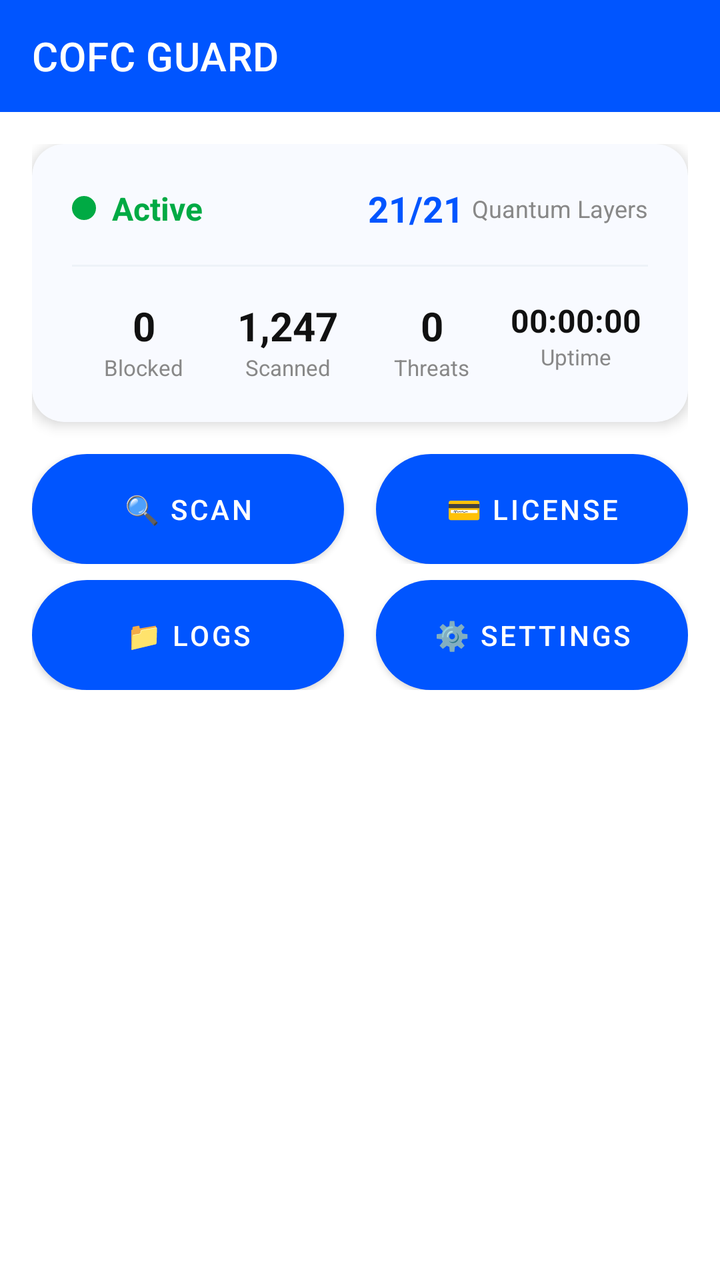
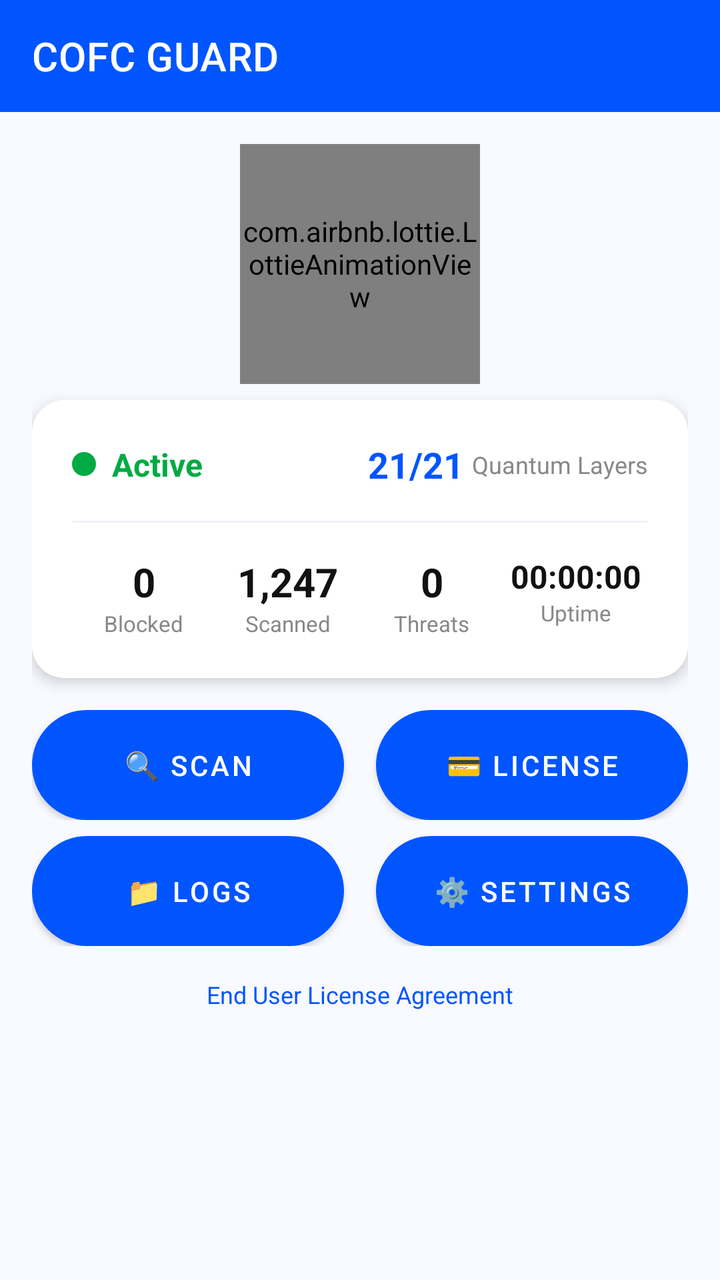

The first picture is an Android layout as it rendered before a commit; the second is the same layout after the commit. The layout source and the unified diff follow.
<!-- AndroidManifest.xml: activity theme Theme.COFCGuard -->
<!-- res/layout/activity_main.xml -->
<?xml version="1.0" encoding="utf-8"?>
<LinearLayout xmlns:android="http://schemas.android.com/apk/res/android"
    xmlns:app="http://schemas.android.com/apk/res-auto"
    android:layout_width="match_parent"
    android:layout_height="match_parent"
    android:orientation="vertical">

    <com.google.android.material.appbar.MaterialToolbar
        android:id="@+id/toolbar"
        android:layout_width="match_parent"
        android:layout_height="?attr/actionBarSize"
        android:background="@color/primary"
        android:theme="@style/ThemeOverlay.AppCompat.Dark.ActionBar"
        app:title="@string/app_name"
        app:titleTextColor="@color/text_on_primary" />

    <ScrollView
        android:layout_width="match_parent"
        android:layout_height="match_parent"
        android:fillViewport="true">

        <LinearLayout
            android:layout_width="match_parent"
            android:layout_height="wrap_content"
            android:orientation="vertical"
            android:padding="16dp"
            android:paddingBottom="80dp">

            
            <com.google.android.material.card.MaterialCardView
                android:layout_width="match_parent"
                android:layout_height="wrap_content"
                app:cardCornerRadius="16dp"
                app:cardElevation="4dp"
                app:cardBackgroundColor="@color/background_card">

                <LinearLayout
                    android:layout_width="match_parent"
                    android:layout_height="wrap_content"
                    android:orientation="vertical"
                    android:padding="20dp">

                    <LinearLayout
                        android:layout_width="match_parent"
                        android:layout_height="wrap_content"
                        android:orientation="horizontal"
                        android:gravity="center_vertical">

                        <View
                            android:id="@+id/statusIndicator"
                            android:layout_width="12dp"
                            android:layout_height="12dp"
                            android:background="@drawable/status_active" />

                        <TextView
                            android:id="@+id/protectionStatusTextView"
                            android:layout_width="wrap_content"
                            android:layout_height="wrap_content"
                            android:text="@string/dashboard_status_active"
                            android:textColor="@color/status_active"
                            android:textSize="16sp"
                            android:textStyle="bold"
                            android:layout_marginStart="8dp" />

                        <View
                            android:layout_width="0dp"
                            android:layout_height="0dp"
                            android:layout_weight="1" />

                        <TextView
                            android:id="@+id/layersCountTextView"
                            android:layout_width="wrap_content"
                            android:layout_height="wrap_content"
                            android:text="21/21"
                            android:textColor="@color/primary"
                            android:textSize="18sp"
                            android:textStyle="bold" />

                        <TextView
                            android:layout_width="wrap_content"
                            android:layout_height="wrap_content"
                            android:text="@string/dashboard_layers"
                            android:textColor="@color/text_tertiary"
                            android:textSize="12sp"
                            android:layout_marginStart="4dp" />

                    </LinearLayout>

                    <View
                        android:layout_width="match_parent"
                        android:layout_height="1dp"
                        android:background="@color/border"
                        android:layout_marginVertical="16dp" />

                    <GridLayout
                        android:layout_width="match_parent"
                        android:layout_height="wrap_content"
                        android:columnCount="4"
                        android:rowCount="1">

                        <LinearLayout
                            android:layout_width="0dp"
                            android:layout_height="wrap_content"
                            android:layout_columnWeight="1"
                            android:orientation="vertical"
                            android:gravity="center">
                            <TextView android:id="@+id/statsBlockedTextView" android:layout_width="wrap_content" android:layout_height="wrap_content" android:text="0" android:textColor="@color/text_primary" android:textSize="20sp" android:textStyle="bold" />
                            <TextView android:layout_width="wrap_content" android:layout_height="wrap_content" android:text="@string/dashboard_blocked" android:textColor="@color/text_tertiary" android:textSize="11sp" />
                        </LinearLayout>

                        <LinearLayout
                            android:layout_width="0dp"
                            android:layout_height="wrap_content"
                            android:layout_columnWeight="1"
                            android:orientation="vertical"
                            android:gravity="center">
                            <TextView android:id="@+id/statsScannedTextView" android:layout_width="wrap_content" android:layout_height="wrap_content" android:text="1,247" android:textColor="@color/text_primary" android:textSize="20sp" android:textStyle="bold" />
                            <TextView android:layout_width="wrap_content" android:layout_height="wrap_content" android:text="@string/dashboard_scanned" android:textColor="@color/text_tertiary" android:textSize="11sp" />
                        </LinearLayout>

                        <LinearLayout
                            android:layout_width="0dp"
                            android:layout_height="wrap_content"
                            android:layout_columnWeight="1"
                            android:orientation="vertical"
                            android:gravity="center">
                            <TextView android:id="@+id/statsThreatsTextView" android:layout_width="wrap_content" android:layout_height="wrap_content" android:text="0" android:textColor="@color/text_primary" android:textSize="20sp" android:textStyle="bold" />
                            <TextView android:layout_width="wrap_content" android:layout_height="wrap_content" android:text="@string/dashboard_threats" android:textColor="@color/text_tertiary" android:textSize="11sp" />
                        </LinearLayout>

                        <LinearLayout
                            android:layout_width="0dp"
                            android:layout_height="wrap_content"
                            android:layout_columnWeight="1"
                            android:orientation="vertical"
                            android:gravity="center">
                            <TextView android:id="@+id/statsUptimeTextView" android:layout_width="wrap_content" android:layout_height="wrap_content" android:text="00:00:00" android:textColor="@color/text_primary" android:textSize="16sp" android:textStyle="bold" />
                            <TextView android:layout_width="wrap_content" android:layout_height="wrap_content" android:text="@string/dashboard_uptime" android:textColor="@color/text_tertiary" android:textSize="11sp" />
                        </LinearLayout>

                    </GridLayout>

                </LinearLayout>
            </com.google.android.material.card.MaterialCardView>

            
            <LinearLayout
                android:layout_width="match_parent"
                android:layout_height="wrap_content"
                android:orientation="horizontal"
                android:layout_marginTop="16dp"
                android:gravity="center">

                <Button
                    android:id="@+id/scanButton"
                    android:layout_width="0dp"
                    android:layout_height="wrap_content"
                    android:layout_weight="1"
                    android:text="🔍 Scan"
                    style="@style/Widget.COFCGuard.Button"
                    android:layout_marginEnd="8dp" />

                <Button
                    android:id="@+id/licenseButton"
                    android:layout_width="0dp"
                    android:layout_height="wrap_content"
                    android:layout_weight="1"
                    android:text="💳 License"
                    style="@style/Widget.COFCGuard.Button"
                    android:layout_marginStart="8dp" />

            </LinearLayout>

            <LinearLayout
                android:layout_width="match_parent"
                android:layout_height="wrap_content"
                android:orientation="horizontal"
                android:layout_marginTop="8dp"
                android:gravity="center">

                <Button
                    android:id="@+id/logsButton"
                    android:layout_width="0dp"
                    android:layout_height="wrap_content"
                    android:layout_weight="1"
                    android:text="📁 Logs"
                    style="@style/Widget.COFCGuard.Button"
                    android:layout_marginEnd="8dp" />

                <Button
                    android:id="@+id/settingsButton"
                    android:layout_width="0dp"
                    android:layout_height="wrap_content"
                    android:layout_weight="1"
                    android:text="⚙️ Settings"
                    style="@style/Widget.COFCGuard.Button"
                    android:layout_marginStart="8dp" />

            </LinearLayout>

        </LinearLayout>
    </ScrollView>
</LinearLayout>
<!-- resources referenced by this layout -->
<resources>
  <color name="background_card">#F8FAFF</color>
  <color name="border">#EEF2F8</color>
  <color name="primary">#0055FF</color>
  <color name="status_active">#00AA44</color>
  <color name="text_on_primary">#FFFFFF</color>
  <color name="text_primary">#111111</color>
  <color name="text_tertiary">#888888</color>
  <!-- drawable status_active (drawable) -->
  <?xml version="1.0" encoding="utf-8"?>
  <shape xmlns:android="http://schemas.android.com/apk/res/android" android:shape="oval">
      <solid android:color="@color/status_active" />
      <size android:width="12dp" android:height="12dp" />
      <stroke android:width="2dp" android:color="@color/status_active" />
  </shape>
  <string name="app_name">COFC GUARD</string>
  <string name="dashboard_blocked">Blocked</string>
  <string name="dashboard_layers">Quantum Layers</string>
  <string name="dashboard_scanned">Scanned</string>
  <string name="dashboard_status_active">Active</string>
  <string name="dashboard_threats">Threats</string>
  <string name="dashboard_uptime">Uptime</string>
  <style name="Widget.COFCGuard.Button" parent="Widget.MaterialComponents.Button">
          <item name="android:background">@drawable/button_primary</item>
          <item name="android:textColor">@color/text_on_primary</item>
          <item name="android:textSize">14sp</item>
          <item name="android:paddingStart">24dp</item>
          <item name="android:paddingEnd">24dp</item>
          <item name="android:paddingTop">12dp</item>
          <item name="android:paddingBottom">12dp</item>
          <item name="cornerRadius">100dp</item>
          <item name="elevation">2dp</item>
      </style>
  <style name="Theme.COFCGuard" parent="Theme.MaterialComponents.DayNight.NoActionBar">
          <item name="colorPrimary">@color/primary</item>
          <item name="colorPrimaryVariant">@color/primary_dark</item>
          <item name="colorOnPrimary">@color/text_on_primary</item>
          <item name="colorSecondary">@color/secondary</item>
          <item name="colorSecondaryVariant">@color/secondary_dark</item>
          <item name="colorOnSecondary">@color/text_on_primary</item>
          <item name="android:windowBackground">@color/background</item>
          <item name="android:statusBarColor">@color/primary</item>
          <item name="android:windowLightStatusBar">false</item>
          <item name="android:navigationBarColor">@color/background</item>
          <item name="android:windowLightNavigationBar">true</item>
          <item name="materialThemeOverlay">@style/ThemeOverlay.COFCGuard</item>
          <item name="materialButtonStyle">@style/Widget.COFCGuard.Button</item>
      </style>
  <color name="primary_dark">#003DCC</color>
  <color name="secondary">#00AA44</color>
  <color name="secondary_dark">#008833</color>
  <color name="background">#FFFFFF</color>
  <style name="ThemeOverlay.COFCGuard" parent="ThemeOverlay.MaterialComponents.Dark">
          <item name="bottomNavigationStyle">@style/Widget.COFCGuard.BottomNavigation</item>
          <item name="materialButtonStyle">@style/Widget.COFCGuard.Button</item>
          <item name="materialCardViewStyle">@style/Widget.COFCGuard.Card</item>
      </style>
  <style name="Widget.COFCGuard.BottomNavigation" parent="Widget.MaterialComponents.BottomNavigationView">
          <item name="android:background">@color/background</item>
          <item name="elevation">8dp</item>
          <item name="itemIconSize">24dp</item>
          <item name="itemTextColor">@color/text_tertiary</item>
          <item name="itemIconTint">@color/text_tertiary</item>
      </style>
  <style name="Widget.COFCGuard.Card" parent="Widget.MaterialComponents.CardView">
          <item name="cardCornerRadius">16dp</item>
          <item name="cardElevation">4dp</item>
          <item name="cardBackgroundColor">@color/background_card</item>
      </style>
  <!-- unchanged entries left out for length: 1 -->
</resources>

<!-- the commit's change to res/layout/activity_main.xml (unified diff, before → after) -->
@@ -3,21 +3,23 @@
     xmlns:app="http://schemas.android.com/apk/res-auto"
     android:layout_width="match_parent"
     android:layout_height="match_parent"
-    android:orientation="vertical">
+    android:orientation="vertical"
+    android:background="#FFFFFF">
 
     <com.google.android.material.appbar.MaterialToolbar
         android:id="@+id/toolbar"
         android:layout_width="match_parent"
         android:layout_height="?attr/actionBarSize"
-        android:background="@color/primary"
+        android:background="#0055FF"
         android:theme="@style/ThemeOverlay.AppCompat.Dark.ActionBar"
         app:title="@string/app_name"
-        app:titleTextColor="@color/text_on_primary" />
+        app:titleTextColor="#FFFFFF" />
 
     <ScrollView
         android:layout_width="match_parent"
         android:layout_height="match_parent"
-        android:fillViewport="true">
+        android:fillViewport="true"
+        android:background="#F8FAFF">
 
         <LinearLayout
             android:layout_width="match_parent"
@@ -27,12 +29,23 @@
             android:paddingBottom="80dp">
 
             
+            <com.airbnb.lottie.LottieAnimationView
+                android:id="@+id/lottieShield"
+                android:layout_width="120dp"
+                android:layout_height="120dp"
+                android:layout_gravity="center"
+                app:lottie_autoPlay="true"
+                app:lottie_loop="true" />
+
+            
             <com.google.android.material.card.MaterialCardView
+                android:id="@+id/statusCard"
                 android:layout_width="match_parent"
                 android:layout_height="wrap_content"
                 app:cardCornerRadius="16dp"
                 app:cardElevation="4dp"
-                app:cardBackgroundColor="@color/background_card">
+                app:cardBackgroundColor="#FFFFFF"
+                android:layout_marginTop="8dp">
 
                 <LinearLayout
                     android:layout_width="match_parent"
@@ -57,22 +70,19 @@
                             android:layout_width="wrap_content"
                             android:layout_height="wrap_content"
                             android:text="@string/dashboard_status_active"
-                            android:textColor="@color/status_active"
+                            android:textColor="#00AA44"
                             android:textSize="16sp"
                             android:textStyle="bold"
                             android:layout_marginStart="8dp" />
 
-                        <View
-                            android:layout_width="0dp"
-                            android:layout_height="0dp"
-                            android:layout_weight="1" />
+                        <View android:layout_width="0dp" android:layout_height="0dp" android:layout_weight="1" />
 
                         <TextView
                             android:id="@+id/layersCountTextView"
                             android:layout_width="wrap_content"
                             android:layout_height="wrap_content"
                             android:text="21/21"
-                            android:textColor="@color/primary"
+                            android:textColor="#0055FF"
                             android:textSize="18sp"
                             android:textStyle="bold" />
 
@@ -80,7 +90,7 @@
                             android:layout_width="wrap_content"
                             android:layout_height="wrap_content"
                             android:text="@string/dashboard_layers"
-                            android:textColor="@color/text_tertiary"
+                            android:textColor="#888888"
                             android:textSize="12sp"
                             android:layout_marginStart="4dp" />
 
@@ -89,7 +99,7 @@
                     <View
                         android:layout_width="match_parent"
                         android:layout_height="1dp"
-                        android:background="@color/border"
+                        android:background="#EEF2F8"
                         android:layout_marginVertical="16dp" />
 
                     <GridLayout
@@ -104,38 +114,38 @@
                             android:layout_columnWeight="1"
                             android:orientation="vertical"
                             android:gravity="center">
-                            <TextView android:id="@+id/statsBlockedTextView" android:layout_width="wrap_content" android:layout_height="wrap_content" android:text="0" android:textColor="@color/text_primary" android:textSize="20sp" android:textStyle="bold" />
-                            <TextView android:layout_width="wrap_content" android:layout_height="wrap_content" android:text="@string/dashboard_blocked" android:textColor="@color/text_tertiary" android:textSize="11sp" />
-                        </LinearLayout>
-
-                        <LinearLayout
-                            android:layout_width="0dp"
-                            android:layout_height="wrap_content"
-                            android:layout_columnWeight="1"
-                            android:orientation="vertical"
-                            android:gravity="center">
-                            <TextView android:id="@+id/statsScannedTextView" android:layout_width="wrap_content" android:layout_height="wrap_content" android:text="1,247" android:textColor="@color/text_primary" android:textSize="20sp" android:textStyle="bold" />
-                            <TextView android:layout_width="wrap_content" android:layout_height="wrap_content" android:text="@string/dashboard_scanned" android:textColor="@color/text_tertiary" android:textSize="11sp" />
-                        </LinearLayout>
-
-                        <LinearLayout
-                            android:layout_width="0dp"
-                            android:layout_height="wrap_content"
-                            android:layout_columnWeight="1"
-                            android:orientation="vertical"
-                            android:gravity="center">
-                            <TextView android:id="@+id/statsThreatsTextView" android:layout_width="wrap_content" android:layout_height="wrap_content" android:text="0" android:textColor="@color/text_primary" android:textSize="20sp" android:textStyle="bold" />
-                            <TextView android:layout_width="wrap_content" android:layout_height="wrap_content" android:text="@string/dashboard_threats" android:textColor="@color/text_tertiary" android:textSize="11sp" />
-                        </LinearLayout>
-
-                        <LinearLayout
-                            android:layout_width="0dp"
-                            android:layout_height="wrap_content"
-                            android:layout_columnWeight="1"
-                            android:orientation="vertical"
-                            android:gravity="center">
-                            <TextView android:id="@+id/statsUptimeTextView" android:layout_width="wrap_content" android:layout_height="wrap_content" android:text="00:00:00" android:textColor="@color/text_primary" android:textSize="16sp" android:textStyle="bold" />
-                            <TextView android:layout_width="wrap_content" android:layout_height="wrap_content" android:text="@string/dashboard_uptime" android:textColor="@color/text_tertiary" android:textSize="11sp" />
+                            <TextView android:id="@+id/statsBlockedTextView" android:layout_width="wrap_content" android:layout_height="wrap_content" android:text="0" android:textColor="#111111" android:textSize="20sp" android:textStyle="bold" />
+                            <TextView android:layout_width="wrap_content" android:layout_height="wrap_content" android:text="@string/dashboard_blocked" android:textColor="#888888" android:textSize="11sp" />
+                        </LinearLayout>
+
+                        <LinearLayout
+                            android:layout_width="0dp"
+                            android:layout_height="wrap_content"
+                            android:layout_columnWeight="1"
+                            android:orientation="vertical"
+                            android:gravity="center">
+                            <TextView android:id="@+id/statsScannedTextView" android:layout_width="wrap_content" android:layout_height="wrap_content" android:text="1,247" android:textColor="#111111" android:textSize="20sp" android:textStyle="bold" />
+                            <TextView android:layout_width="wrap_content" android:layout_height="wrap_content" android:text="@string/dashboard_scanned" android:textColor="#888888" android:textSize="11sp" />
+                        </LinearLayout>
+
+                        <LinearLayout
+                            android:layout_width="0dp"
+                            android:layout_height="wrap_content"
+                            android:layout_columnWeight="1"
+                            android:orientation="vertical"
+                            android:gravity="center">
+                            <TextView android:id="@+id/statsThreatsTextView" android:layout_width="wrap_content" android:layout_height="wrap_content" android:text="0" android:textColor="#111111" android:textSize="20sp" android:textStyle="bold" />
+                            <TextView android:layout_width="wrap_content" android:layout_height="wrap_content" android:text="@string/dashboard_threats" android:textColor="#888888" android:textSize="11sp" />
+                        </LinearLayout>
+
+                        <LinearLayout
+                            android:layout_width="0dp"
+                            android:layout_height="wrap_content"
+                            android:layout_columnWeight="1"
+                            android:orientation="vertical"
+                            android:gravity="center">
+                            <TextView android:id="@+id/statsUptimeTextView" android:layout_width="wrap_content" android:layout_height="wrap_content" android:text="00:00:00" android:textColor="#111111" android:textSize="16sp" android:textStyle="bold" />
+                            <TextView android:layout_width="wrap_content" android:layout_height="wrap_content" android:text="@string/dashboard_uptime" android:textColor="#888888" android:textSize="11sp" />
                         </LinearLayout>
 
                     </GridLayout>
@@ -145,6 +155,7 @@
 
             
             <LinearLayout
+                android:id="@+id/buttonsLayout"
                 android:layout_width="match_parent"
                 android:layout_height="wrap_content"
                 android:orientation="horizontal"
@@ -198,6 +209,18 @@
 
             </LinearLayout>
 
+            
+            <TextView
+                android:layout_width="wrap_content"
+                android:layout_height="wrap_content"
+                android:layout_gravity="center"
+                android:text="@string/legal_eula"
+                android:textColor="#0055FF"
+                android:textSize="12sp"
+                android:layout_marginTop="16dp"
+                android:clickable="true"
+                android:focusable="true" />
+
         </LinearLayout>
     </ScrollView>
 </LinearLayout>
<!-- resource entries referenced after the edit -->
@@ -1,11 +1,7 @@
 <!-- resources referenced by this layout -->
 <resources>
-  <color name="background_card">#F8FAFF</color>
-  <color name="border">#EEF2F8</color>
   <color name="primary">#0055FF</color>
   <color name="status_active">#00AA44</color>
-  <color name="text_on_primary">#FFFFFF</color>
-  <color name="text_primary">#111111</color>
   <color name="text_tertiary">#888888</color>
   <!-- drawable status_active (drawable) -->
   <?xml version="1.0" encoding="utf-8"?>
@@ -21,9 +17,10 @@
   <string name="dashboard_status_active">Active</string>
   <string name="dashboard_threats">Threats</string>
   <string name="dashboard_uptime">Uptime</string>
+  <string name="legal_eula">End User License Agreement</string>
   <style name="Widget.COFCGuard.Button" parent="Widget.MaterialComponents.Button">
           <item name="android:background">@drawable/button_primary</item>
-          <item name="android:textColor">@color/text_on_primary</item>
+          <item name="android:textColor">#FFFFFF</item>
           <item name="android:textSize">14sp</item>
           <item name="android:paddingStart">24dp</item>
           <item name="android:paddingEnd">24dp</item>
@@ -33,41 +30,20 @@
           <item name="elevation">2dp</item>
       </style>
   <style name="Theme.COFCGuard" parent="Theme.MaterialComponents.DayNight.NoActionBar">
-          <item name="colorPrimary">@color/primary</item>
-          <item name="colorPrimaryVariant">@color/primary_dark</item>
-          <item name="colorOnPrimary">@color/text_on_primary</item>
-          <item name="colorSecondary">@color/secondary</item>
-          <item name="colorSecondaryVariant">@color/secondary_dark</item>
-          <item name="colorOnSecondary">@color/text_on_primary</item>
-          <item name="android:windowBackground">@color/background</item>
-          <item name="android:statusBarColor">@color/primary</item>
+          <item name="colorPrimary">#0055FF</item>
+          <item name="colorPrimaryVariant">#003DCC</item>
+          <item name="colorOnPrimary">#FFFFFF</item>
+          <item name="colorSecondary">#00AA44</item>
+          <item name="colorSecondaryVariant">#008833</item>
+          <item name="colorOnSecondary">#FFFFFF</item>
+          <item name="android:windowBackground">#FFFFFF</item>
+          <item name="android:statusBarColor">#0055FF</item>
           <item name="android:windowLightStatusBar">false</item>
-          <item name="android:navigationBarColor">@color/background</item>
+          <item name="android:navigationBarColor">#FFFFFF</item>
           <item name="android:windowLightNavigationBar">true</item>
-          <item name="materialThemeOverlay">@style/ThemeOverlay.COFCGuard</item>
           <item name="materialButtonStyle">@style/Widget.COFCGuard.Button</item>
       </style>
   <color name="primary_dark">#003DCC</color>
-  <color name="secondary">#00AA44</color>
-  <color name="secondary_dark">#008833</color>
-  <color name="background">#FFFFFF</color>
-  <style name="ThemeOverlay.COFCGuard" parent="ThemeOverlay.MaterialComponents.Dark">
-          <item name="bottomNavigationStyle">@style/Widget.COFCGuard.BottomNavigation</item>
-          <item name="materialButtonStyle">@style/Widget.COFCGuard.Button</item>
-          <item name="materialCardViewStyle">@style/Widget.COFCGuard.Card</item>
-      </style>
-  <style name="Widget.COFCGuard.BottomNavigation" parent="Widget.MaterialComponents.BottomNavigationView">
-          <item name="android:background">@color/background</item>
-          <item name="elevation">8dp</item>
-          <item name="itemIconSize">24dp</item>
-          <item name="itemTextColor">@color/text_tertiary</item>
-          <item name="itemIconTint">@color/text_tertiary</item>
-      </style>
-  <style name="Widget.COFCGuard.Card" parent="Widget.MaterialComponents.CardView">
-          <item name="cardCornerRadius">16dp</item>
-          <item name="cardElevation">4dp</item>
-          <item name="cardBackgroundColor">@color/background_card</item>
-      </style>
   <!-- unchanged entries left out for length: 1 -->
 </resources>
 
